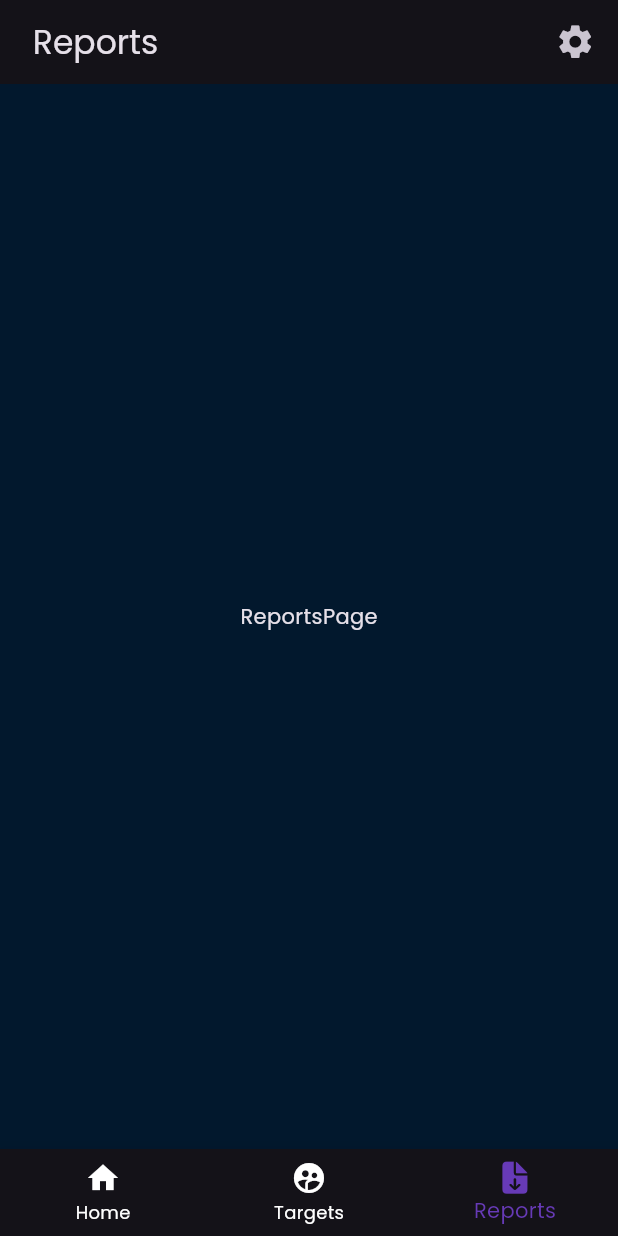
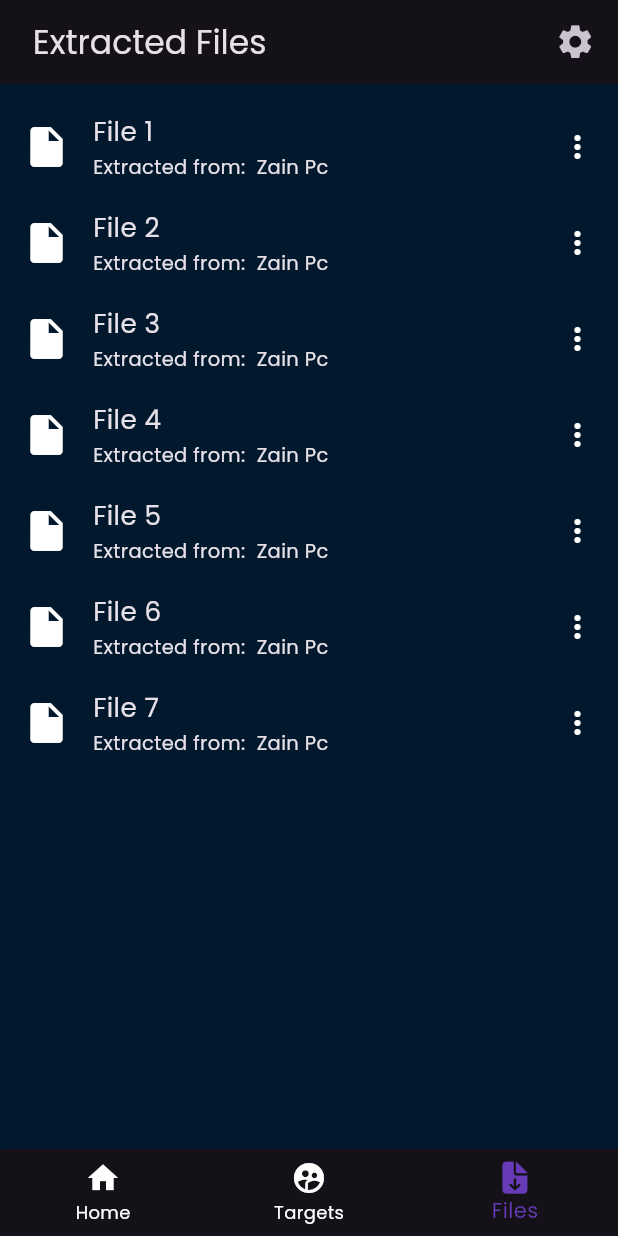
Before and after one commit to Zaigham08/inferno_core, a Flutter app: the NavBar screen opened directly, item 3 of the bottom bar chosen, on a phone screen of 412 x 824 dp. Run offline on Flutter 3.47's test engine with Material 3 defaults, Android fonts, the phone set to English and light mode, and no system bars; our stand-ins replace firebase_auth, flutter_spinkit, flutter_svg, fluttertoast, font_awesome_flutter, get and 2 more; missing offline and left inert: external_path, firebase_app_check, open_file_plus; accounts and stored records are empty.

Commit message:
2nd commit

```diff
--- a/lib/main.dart
+++ b/lib/main.dart
@@ -1,7 +1,9 @@
 import 'package:flutter/material.dart';
 import 'package:get/get.dart';
 import 'package:inferno_core/res/constants.dart';
+import 'package:inferno_core/view/controls/network.dart';
 import 'package:inferno_core/view/controls_panel.dart';
+import 'package:inferno_core/view/files_page.dart';
 import 'package:inferno_core/view/splash.dart';
 
 void main() {
@@ -20,7 +22,7 @@ class MyApp extends StatelessWidget {
         useMaterial3: true,
         brightness: Brightness.dark,
       ),
-      home: const ControlPanel(),
+      home: const Network(),
     );
   }
 }
--- /dev/null
+++ b/lib/view/files_page.dart
@@ -0,0 +1,147 @@
+import 'package:flutter/material.dart';
+import 'package:get/get.dart';
+import 'package:inferno_core/res/helper_extensions.dart';
+import 'package:inferno_core/res/widgets/button%20components/my_text_btn.dart';
+
+import '../res/constants.dart';
+import '../res/widgets/appBar components/my_appbar.dart';
+import '../res/widgets/general widgets/my_text.dart';
+import '../utils/utils.dart';
+
+class ExtractedFilesPage extends StatelessWidget {
+  ExtractedFilesPage({Key? key}) : super(key: key);
+
+  final List<ExtractedFilesModel> files = [
+    ExtractedFilesModel(name: "File 1", extractedFrom: "Zain Pc"),
+    ExtractedFilesModel(name: "File 2", extractedFrom: "Zain Pc"),
+    ExtractedFilesModel(name: "File 3", extractedFrom: "Zain Pc"),
+    ExtractedFilesModel(name: "File 4", extractedFrom: "Zain Pc"),
+    ExtractedFilesModel(name: "File 5", extractedFrom: "Zain Pc"),
+    ExtractedFilesModel(name: "File 6", extractedFrom: "Zain Pc"),
+    ExtractedFilesModel(name: "File 7", extractedFrom: "Zain Pc"),
+  ];
+
+  @override
+  Widget build(BuildContext context) {
+    return Scaffold(
+      appBar: myAppBar(title: "Extracted Files"),
+      body: SingleChildScrollView(
+        physics: const BouncingScrollPhysics(),
+        child: Padding(
+          padding: const EdgeInsets.symmetric(
+              horizontal: kDefaultPadding - 5, vertical: 10),
+          child: ListView.builder(
+            shrinkWrap: true,
+            itemCount: files.length,
+            itemBuilder: (context, index) {
+              return FileItem(
+                name: files[index].name,
+                extractedFrom: files[index].extractedFrom,
+              );
+            },
+          ),
+        ),
+      ),
+    );
+  }
+}
+
+class FileItem extends StatelessWidget {
+  final String name;
+  final String extractedFrom;
+
+  const FileItem({super.key, required this.name, required this.extractedFrom});
+
+  @override
+  Widget build(BuildContext context) {
+    return Padding(
+      padding: const EdgeInsets.symmetric(vertical: 9.0),
+      child: Row(
+        children: [
+          const Icon(Icons.insert_drive_file, size: 32),
+          15.pw,
+          Expanded(
+            child: Column(
+              crossAxisAlignment: CrossAxisAlignment.start,
+              children: [
+                MyText(
+                  name,
+                  fontSize: 17.5,
+                  overflow: TextOverflow.ellipsis,
+                ),
+                2.ph,
+                MyText(
+                  "Extracted from:  $extractedFrom",
+                  fontSize: 13,
+                  overflow: TextOverflow.ellipsis,
+                ),
+              ],
+            ),
+          ),
+          5.pw,
+          InkWell(
+            onTap: () {
+              showModalBottomSheet(
+                context: context,
+                builder: (context) {
+                  return SizedBox(
+                    height: Get.height * .2,
+                    child: Column(
+                      children: [
+                        8.ph,
+                        Container(
+                            height: 4,
+                            width: 100,
+                            decoration: BoxDecoration(
+                              color: Colors.grey,
+                              borderRadius: BorderRadius.circular(10),
+                            )),
+                        10.ph,
+                        ListTile(
+                          leading: const Icon(Icons.download),
+                          title: const Text(
+                            'Download',
+                            style: TextStyle(
+                              color: txtColor,
+                              fontSize: 17,
+                            ),
+                          ),
+                          onTap: () {
+                            Get.back();
+
+                          },
+                        ),
+                        ListTile(
+                          leading: const Icon(Icons.delete),
+                          title: const Text(
+                            'Delete',
+                            style: TextStyle(
+                              color: txtColor,
+                              fontSize: 17,
+                            ),
+                          ),
+                          onTap: () {
+                            Get.back();
+
+                          },
+                        ),
+                      ],
+                    ),
+                  );
+                },
+              );
+            },
+            child: const Icon(Icons.more_vert_outlined)
+          ),
+        ],
+      ),
+    );
+  }
+}
+
+class ExtractedFilesModel {
+  final String name;
+  final String extractedFrom;
+
+  ExtractedFilesModel({required this.extractedFrom, required this.name});
+}
--- a/lib/view/navbar.dart
+++ b/lib/view/navbar.dart
@@ -2,7 +2,7 @@ import 'package:flutter/cupertino.dart';
 import 'package:flutter/material.dart';
 import 'package:get/get.dart';
 import 'package:inferno_core/res/constants.dart';
-import 'package:inferno_core/view/reports_page.dart';
+import 'package:inferno_core/view/files_page.dart';
 import '../view models/controllers/general_controller.dart';
 import 'home.dart';
 import 'targets_page.dart';
@@ -20,7 +20,7 @@ class _NavBarState extends State<NavBar> {
   final List<Widget> _pages = [
     const HomePage(),
     const AllTargetsPage(),
-    const ReportsPage(),
+    ExtractedFilesPage(),
   ];
 
   @override
@@ -53,7 +53,7 @@ class _NavBarState extends State<NavBar> {
               ),
               BottomNavigationBarItem(
                 icon: Icon(CupertinoIcons.arrow_down_doc_fill),
-                label: 'Reports',
+                label: 'Files',
               ),
             ],
           ),
--- a/lib/view/reports_page.dart
+++ /dev/null
@@ -1,17 +0,0 @@
-import 'package:flutter/material.dart';
-
-import '../res/widgets/appBar components/my_appbar.dart';
-
-class ReportsPage extends StatelessWidget {
-  const ReportsPage({Key? key}) : super(key: key);
-
-  @override
-  Widget build(BuildContext context) {
-    return Scaffold(
-      appBar: myAppBar(title: "Reports"),
-      body: const Center(
-        child: Text('ReportsPage'),
-      ),
-    );
-  }
-}
```
Also changed, not shown: lib/res/widgets/button components/my_text_btn.dart (+5 -2 lines), lib/res/widgets/general widgets/dotted_strings.dart (added, +14 -0 lines), lib/view/controls/network.dart (added, +86 -0 lines), lib/view/controls/sys_files.dart (+29 -12 lines), lib/view/controls_panel.dart (+26 -27 lines).
